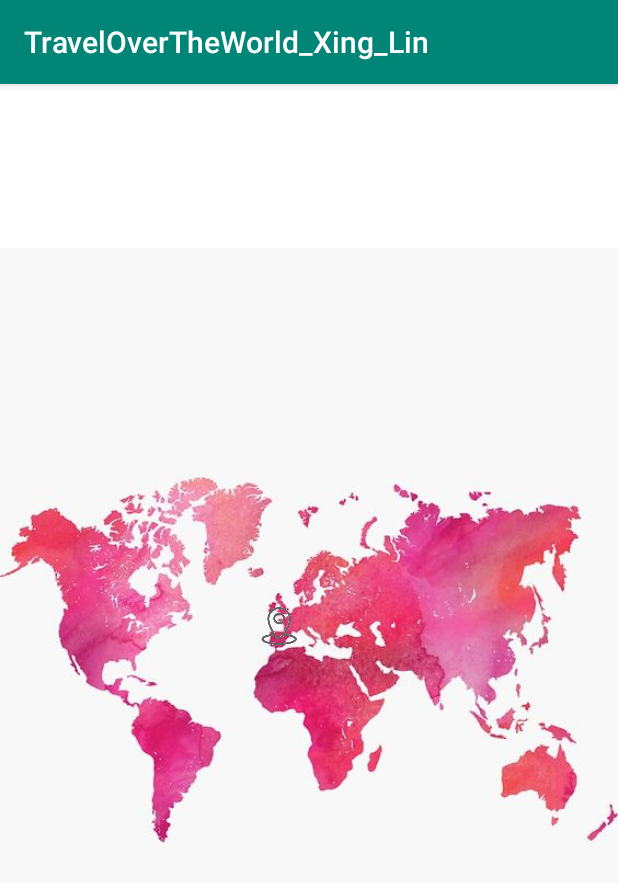
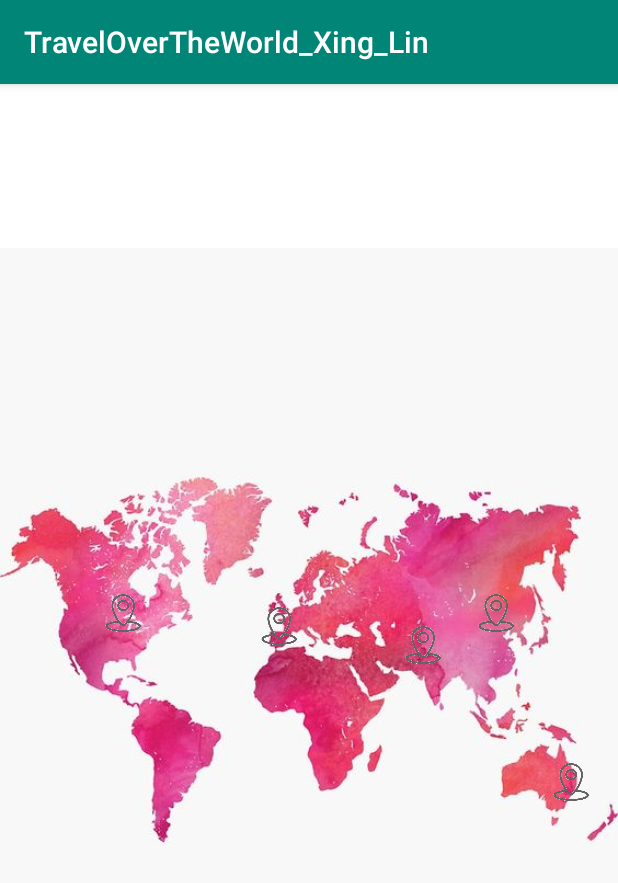
Before and after one commit to Ginger000/CS125fall2019TravelOverTheWorld_Xing_Lin, an Android app: the screen it shows after launch (MainActivity), on a phone screen of 412 x 824 dp. Shown: the top 883 px of the screen. Run offline under Robolectric (Android 15) with nearby library versions, the phone set to English and light mode, and no system bars.

Commit message:
commit test

```diff
--- a/app/src/main/res/layout/activity_main.xml
+++ b/app/src/main/res/layout/activity_main.xml
@@ -14,8 +14,10 @@
         android:src="@drawable/the_world_map"
         app:layout_constraintBottom_toBottomOf="parent"
         app:layout_constraintEnd_toEndOf="parent"
+        app:layout_constraintHorizontal_bias="1.0"
         app:layout_constraintStart_toStartOf="parent"
-        app:layout_constraintTop_toTopOf="parent" />
+        app:layout_constraintTop_toTopOf="parent"
+        app:layout_constraintVertical_bias="1.0" />
 
     <Button
         android:id="@+id/spain_pin"
@@ -29,4 +31,52 @@
         app:layout_constraintTop_toTopOf="parent"
         app:layout_constraintVertical_bias="0.47" />
 
+    <Button
+        android:id="@+id/china_pin"
+        android:layout_width="29dp"
+        android:layout_height="31dp"
+        android:background="@drawable/pin_icon"
+        app:layout_constraintBottom_toBottomOf="@+id/appCompatImageView"
+        app:layout_constraintEnd_toEndOf="parent"
+        app:layout_constraintHorizontal_bias="0.827"
+        app:layout_constraintStart_toStartOf="parent"
+        app:layout_constraintTop_toTopOf="parent"
+        app:layout_constraintVertical_bias="0.458" />
+
+    <Button
+        android:id="@+id/indian_pin"
+        android:layout_width="29dp"
+        android:layout_height="31dp"
+        android:background="@drawable/pin_icon"
+        app:layout_constraintBottom_toBottomOf="@+id/appCompatImageView"
+        app:layout_constraintEnd_toEndOf="parent"
+        app:layout_constraintHorizontal_bias="0.701"
+        app:layout_constraintStart_toStartOf="parent"
+        app:layout_constraintTop_toTopOf="parent"
+        app:layout_constraintVertical_bias="0.487" />
+
+    <Button
+        android:id="@+id/australia_pin"
+        android:layout_width="29dp"
+        android:layout_height="31dp"
+        android:background="@drawable/pin_icon"
+        app:layout_constraintBottom_toBottomOf="@+id/appCompatImageView"
+        app:layout_constraintEnd_toEndOf="parent"
+        app:layout_constraintHorizontal_bias="0.958"
+        app:layout_constraintStart_toStartOf="parent"
+        app:layout_constraintTop_toTopOf="parent"
+        app:layout_constraintVertical_bias="0.611" />
+
+    <Button
+        android:id="@+id/us_pin"
+        android:layout_width="29dp"
+        android:layout_height="31dp"
+        android:background="@drawable/pin_icon"
+        app:layout_constraintBottom_toBottomOf="@+id/appCompatImageView"
+        app:layout_constraintEnd_toEndOf="parent"
+        app:layout_constraintHorizontal_bias="0.178"
+        app:layout_constraintStart_toStartOf="parent"
+        app:layout_constraintTop_toTopOf="parent"
+        app:layout_constraintVertical_bias="0.458" />
+
 </androidx.constraintlayout.widget.ConstraintLayout>
```
